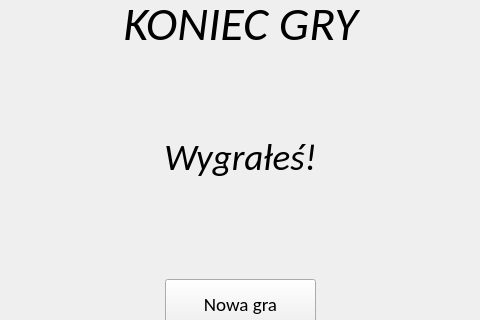
First picture: the form in klient/mainwindow.ui, repository C1n3k99/SK2_lab, before the edit; both pictures show x 194 to 674 and y 160 to 480 of the 882 by 626 pixel window.
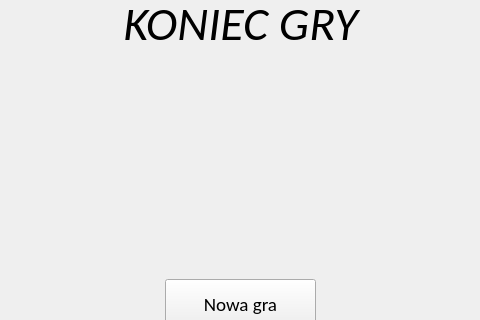
Second picture: the form after the edit. The open tabs and pages were chosen to show the change. Icons and pictures are not drawn.

Commit message: write on_unoButton_clicked() function

What changed in the file:
```diff
--- a/klient/mainwindow.ui
+++ b/klient/mainwindow.ui
@@ -1350,7 +1350,7 @@
             </font>
            </property>
            <property name="text">
-            <string>Wygrałeś!</string>
+            <string/>
            </property>
            <property name="alignment">
             <set>Qt::AlignCenter</set>
```
Left out of the diff: 2 changed lines with no effect on the pictures. The commit also changes 1 other file.
